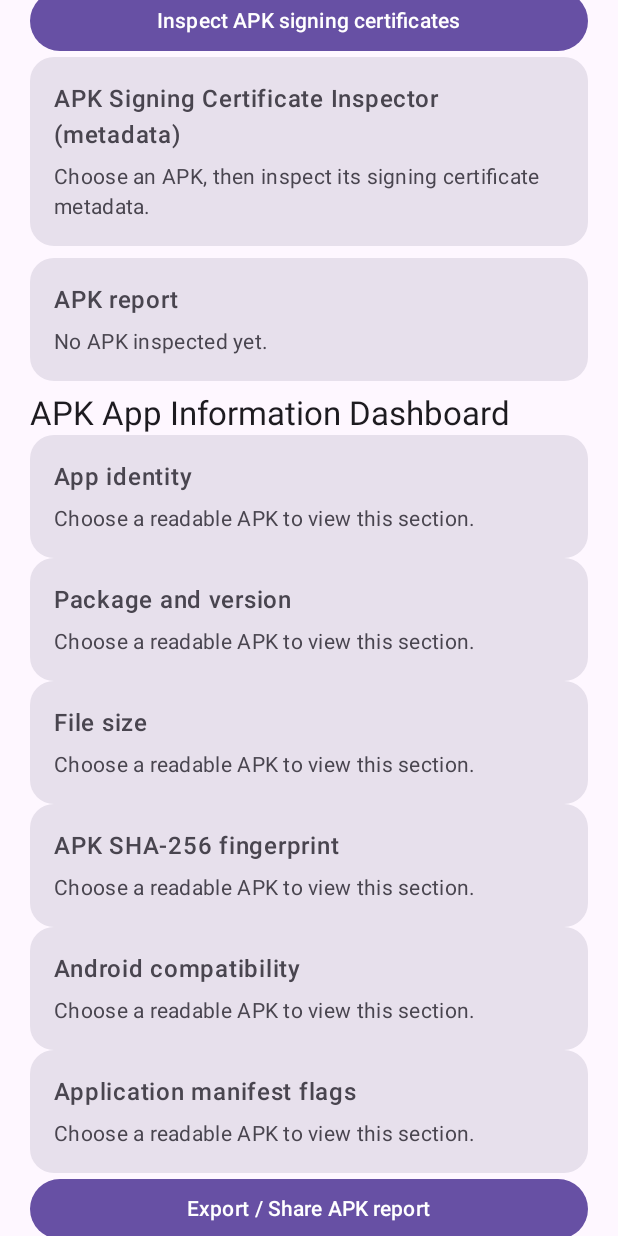
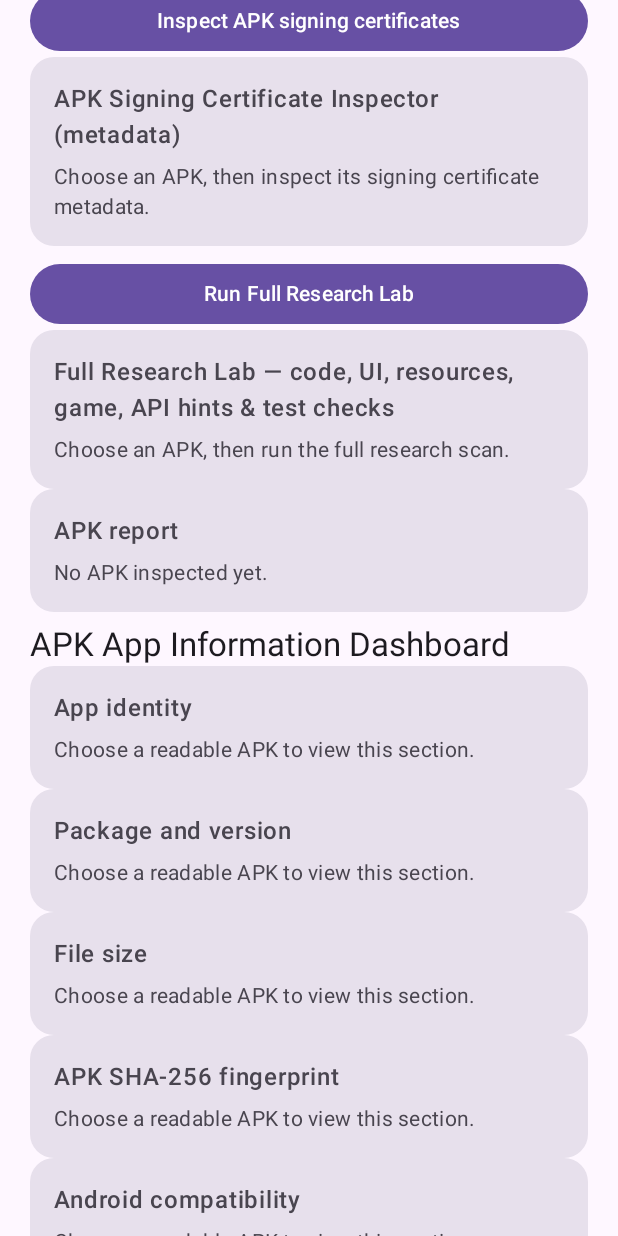
Before and after one commit to ashishxhub/XhubREA, an Android app built with Jetpack Compose: the screen it shows after launch (MainActivity), scrolled down 1730 dp, on a phone screen of 412 x 824 dp. Run offline under Robolectric (Android 15) with nearby library versions, the phone set to English and light mode, and no system bars.

Commit message:
Integrate full research lab into APK workspace

```diff
--- a/app/src/main/java/com/ashishxhub/xhubrea/MainActivity.kt
+++ b/app/src/main/java/com/ashishxhub/xhubrea/MainActivity.kt
@@ -83,6 +83,7 @@ private fun XhubReaDashboard() {
     var engineReport by remember { mutableStateOf("Choose an APK, then detect likely app/game technology.") }
     var nativeLibraryReport by remember { mutableStateOf("Choose an APK, then analyze native library ABIs and file sizes.") }
     var signingCertificateReport by remember { mutableStateOf("Choose an APK, then inspect its signing certificate metadata.") }
+    var fullResearchReport by remember { mutableStateOf("Choose an APK, then run the full research scan.") }
 
     val apkPicker = rememberLauncherForActivityResult(
         contract = ActivityResultContracts.OpenDocument()
@@ -508,7 +509,27 @@ private fun XhubReaDashboard() {
             }
             InfoCard(title = "APK Signing Certificate Inspector (metadata)", body = signingCertificateReport)
             Spacer(modifier = Modifier.height(8.dp))
-            InfoCard(title = "APK report", body = apkReport)
+            Button(
+                onClick = {
+                    val apkFile = File(context.cacheDir, "xhubrea_inspection.apk")
+                    if (apkReport == "No APK inspected yet." || apkReport.startsWith("Could not inspect") || !apkFile.exists()) {
+                        fullResearchReport = "Inspect a readable APK first."
+                    } else {
+                        fullResearchReport = "Running bounded read-only research scan…"
+                        scope.launch {
+                            fullResearchReport = withContext(Dispatchers.IO) {
+                                ResearchLab.run(apkFile)
+                            }
+                            status = "Full research scan finished. Review the limitations in the report."
+                        }
+                    }
+                },
+                modifier = Modifier.fillMaxWidth()
+            ) {
+                Text("Run Full Research Lab")
+            }
+            InfoCard(title = "Full Research Lab — code, UI, resources, game, API hints & test checks", body = fullResearchReport)
+                        InfoCard(title = "APK report", body = apkReport)
             Spacer(modifier = Modifier.height(8.dp))
             Text("APK App Information Dashboard", style = MaterialTheme.typography.titleLarge)
             InfoCard(title = "App identity", body = reportSection(apkReport, "App name:"))
```
